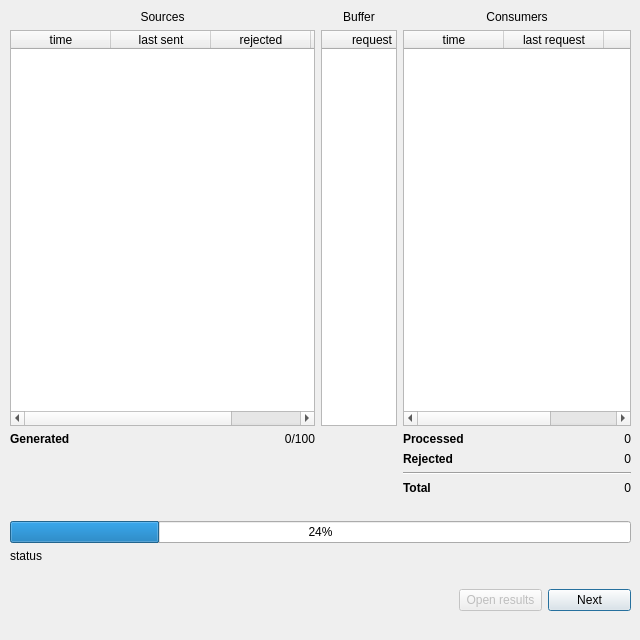
First picture: the form in stepbystepwindow.ui, repository muzzy404/SMO-5sem, before the edit.
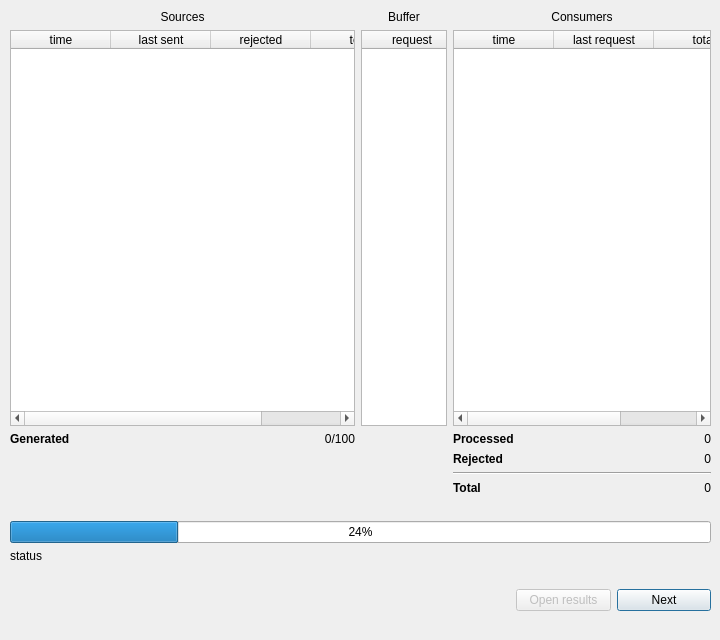
Second picture: the form after the edit.

Commit message: main settings window + step by step window

```diff
--- a/stepbystepwindow.ui
+++ b/stepbystepwindow.ui
@@ -6,7 +6,7 @@
    <rect>
     <x>0</x>
     <y>0</y>
-    <width>640</width>
+    <width>720</width>
     <height>640</height>
    </rect>
   </property>
@@ -18,13 +18,13 @@
   </property>
   <property name="minimumSize">
    <size>
-    <width>640</width>
+    <width>720</width>
     <height>640</height>
    </size>
   </property>
   <property name="maximumSize">
    <size>
-    <width>640</width>
+    <width>720</width>
     <height>640</height>
    </size>
   </property>
@@ -36,7 +36,7 @@
     <rect>
      <x>10</x>
      <y>10</y>
-     <width>621</width>
+     <width>701</width>
      <height>601</height>
     </rect>
    </property>
```
The commit also changes 7 other files.
